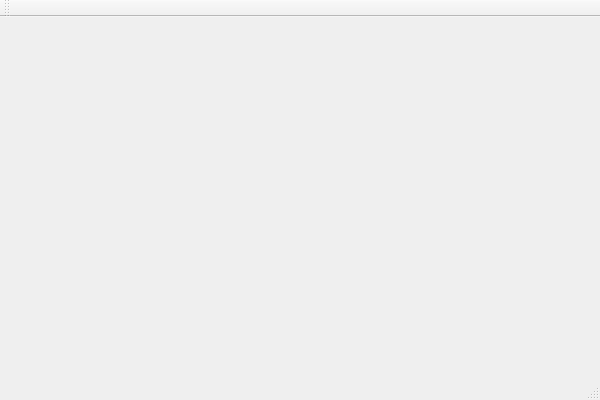
smilingpaul/computer-vision-tjpn, file signrecognition/swift/swift_experimental.ui: the form before one commit.
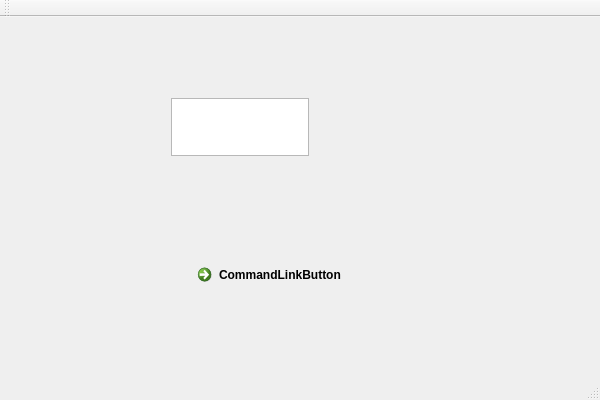
The form after the commit.

Commit message: [first commit... wohooo!] - new swift/swift_experimental.ui for testing purposes - svn ignores set

```diff
--- a/signrecognition/swift/swift_experimental.ui
+++ b/signrecognition/swift/swift_experimental.ui
@@ -13,7 +13,36 @@
   <property name="windowTitle">
    <string>swift</string>
   </property>
-  <widget class="QWidget" name="centralWidget"/>
+  <widget class="QWidget" name="centralWidget">
+   <widget class="QWidget" name="horizontalLayoutWidget">
+    <property name="geometry">
+     <rect>
+      <x>160</x>
+      <y>70</y>
+      <width>160</width>
+      <height>80</height>
+     </rect>
+    </property>
+    <layout class="QHBoxLayout" name="horizontalLayout">
+     <item>
+      <widget class="QTableView" name="tableView"/>
+     </item>
+    </layout>
+   </widget>
+   <widget class="QCommandLinkButton" name="commandLinkButton">
+    <property name="geometry">
+     <rect>
+      <x>190</x>
+      <y>240</y>
+      <width>185</width>
+      <height>41</height>
+     </rect>
+    </property>
+    <property name="text">
+     <string>CommandLinkButton</string>
+    </property>
+   </widget>
+  </widget>
   <widget class="QMenuBar" name="menuBar">
    <property name="geometry">
     <rect>
```
